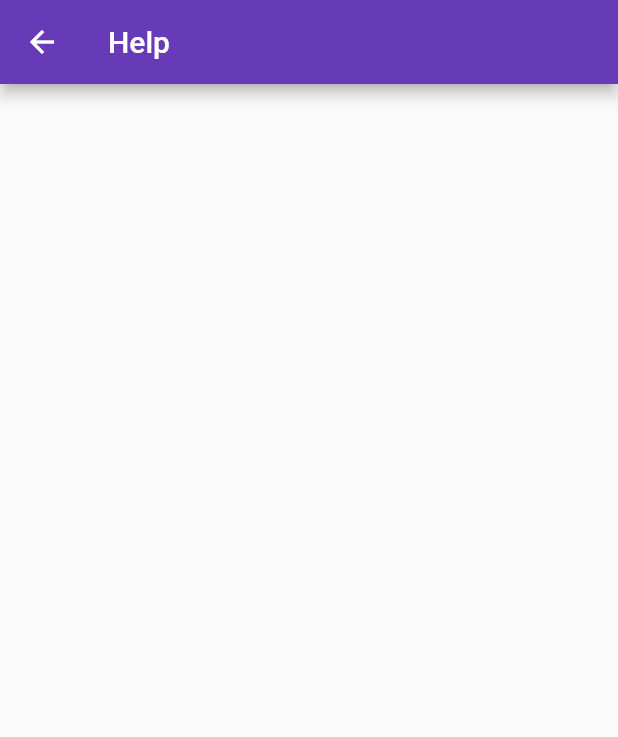
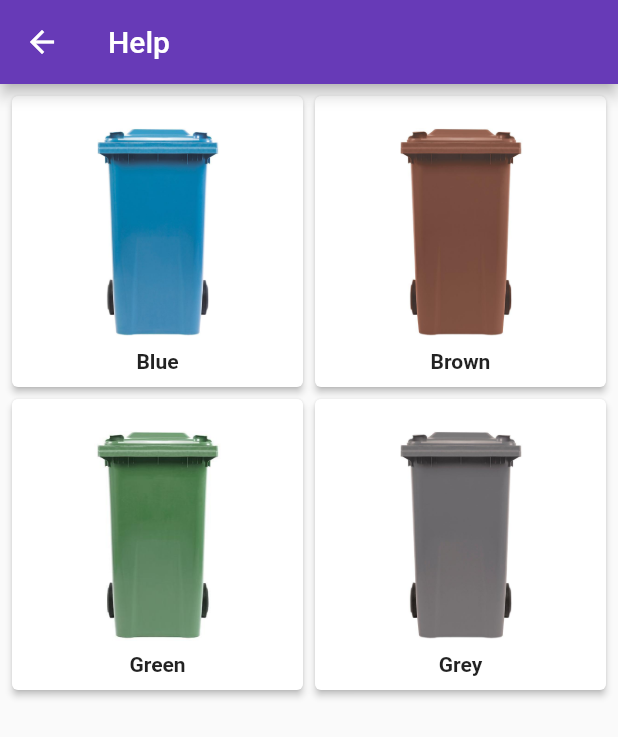
Before and after one commit to videah/renfrewshire-bins, a Flutter app: the HelpPage screen opened by its route, on a phone screen of 412 x 824 dp. Shown: the top 737 px of the screen. Run offline on Flutter 3.47's test engine with Material 2 defaults, Android fonts, the phone set to English and light mode, and no system bars; our stand-ins replace dio, flutter_secure_storage, hive, recase; missing offline and left inert: flutter_flipperkit; accounts and stored records are empty.

Commit message:
add bins to help page

```diff
--- a/lib/pages/help_page.dart
+++ b/lib/pages/help_page.dart
@@ -1,12 +1,52 @@
 import 'package:flutter/material.dart';
 
 class HelpPage extends StatelessWidget {
+  List<String> bins = ["Blue", "Brown", "Green", "Grey"];
+
   @override
   Widget build(BuildContext context) {
     return Scaffold(
       appBar: AppBar(
         title: Text("Help"),
       ),
+      body: GridView.builder(
+        itemCount: bins.length,
+        padding: const EdgeInsets.all(4.0),
+        gridDelegate: SliverGridDelegateWithMaxCrossAxisExtent(
+          maxCrossAxisExtent: 300,
+        ),
+        itemBuilder: (context, i) {
+          return Card(
+            elevation: 2.0,
+            child: Stack(
+              children: <Widget>[
+                Positioned.fill(
+                  child: Column(
+                    mainAxisAlignment: MainAxisAlignment.center,
+                    children: <Widget>[
+                      Image(
+                        image: AssetImage("assets/images/bin_${bins[i].toLowerCase()}.jpg"),
+                        width: 85,
+                      ),
+                      Text("${bins[i]}", style: TextStyle(fontWeight: FontWeight.bold),),
+                    ],
+                  ),
+                ),
+                Positioned.fill(
+                  child: Material(
+                    color: Colors.transparent,
+                    child: InkWell(
+                      splashColor: Colors.deepPurple.withAlpha(200),
+                      highlightColor: Colors.deepPurple.withAlpha(100),
+                      onTap: () {},
+                    ),
+                  ),
+                )
+              ],
+            ),
+          );
+        },
+      ),
     );
   }
 }
--- a/pubspec.yaml
+++ b/pubspec.yaml
@@ -48,6 +48,8 @@ flutter:
   # included with your application, so that you can use the icons in
   # the material Icons class.
   uses-material-design: true
+  assets:
+    - assets/images/
 
   # To add assets to your application, add an assets section, like this:
   # assets:
```
Also changed, not shown: assets/images/bin_blue.jpg (added), assets/images/bin_brown.jpg (added), assets/images/bin_green.jpg (added), assets/images/bin_grey.jpg (added).
